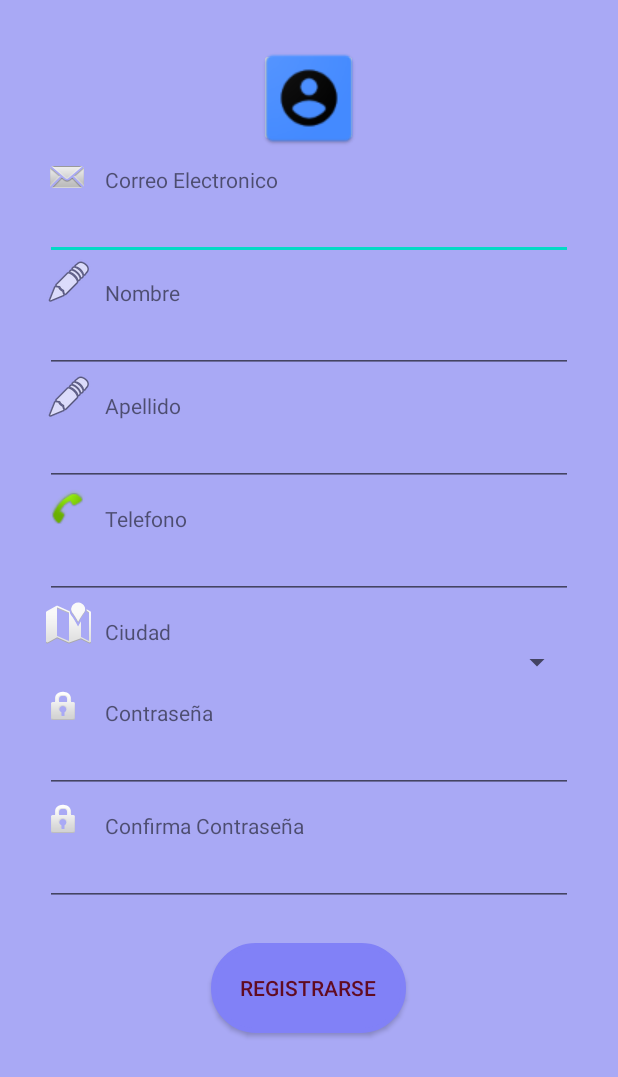
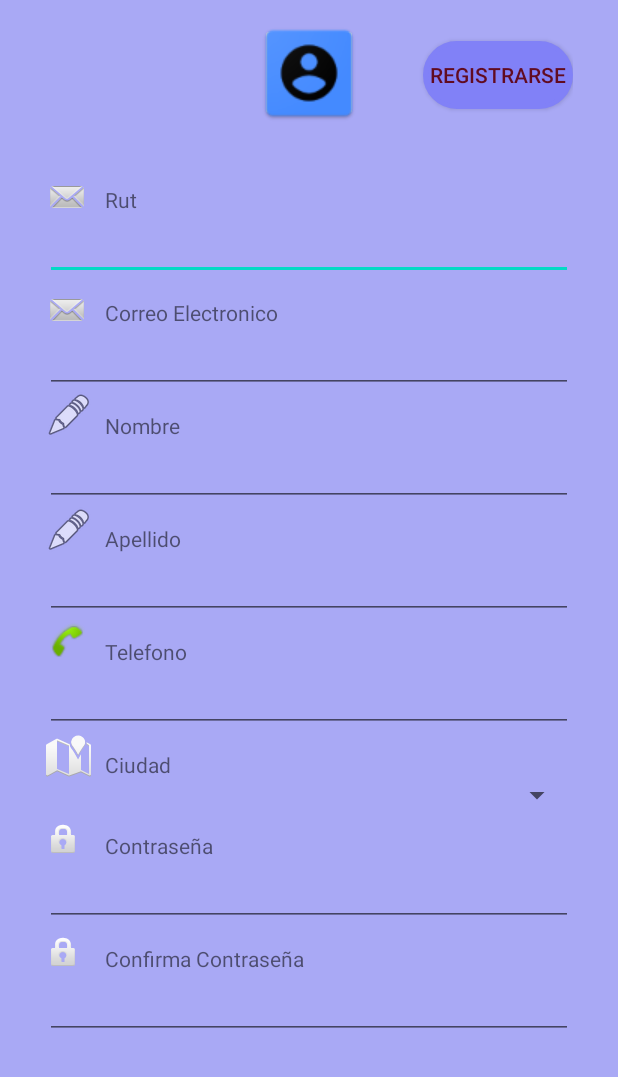
Before and after one commit to eldobal/tesis, an Android app: the register2Activity screen opened directly, with no data from a screen before it, on a phone screen of 412 x 824 dp. Shown: the top 1077 px of the screen. Run offline under Robolectric (Android 15) with nearby library versions, the phone set to English and light mode, and no system bars; libraries missing offline, so code that uses them is left out: cn.pedant.

Commit message:
diseño register xml
se ajusto el diseño de vista de la pantalla registrarse

```diff
--- /dev/null
+++ b/app/src/main/res/drawable/colorsroll.xml
@@ -0,0 +1,10 @@
+<?xml version="1.0" encoding="utf-8"?>
+<shape xmlns:android="http://schemas.android.com/apk/res/android" >
+
+    <solid android:color="@android:color/holo_red_dark" />
+
+    <corners android:radius="5dp" />
+
+    <size android:width="7dp" />
+
+</shape>
--- a/app/src/main/res/layout/activity_register2.xml
+++ b/app/src/main/res/layout/activity_register2.xml
@@ -8,50 +8,97 @@
     tools:context=".register2Activity">
 
 
-
-
     <LinearLayout
         android:layout_width="match_parent"
         android:layout_height="match_parent"
-        android:orientation="vertical"
-        tools:layout_editor_absoluteX="0dp"
-        tools:layout_editor_absoluteY="0dp">
+        android:orientation="vertical">
+
+
+
+        <RelativeLayout
+            android:layout_width="match_parent"
+            android:layout_height="66dp"
+            android:layout_marginTop="15dp"
+            android:layout_marginRight="30dp"
+            android:layout_marginLeft="30dp">
+
+            <ImageButton
+                android:id="@+id/imgperfil"
+                android:layout_width="65dp"
+                android:layout_height="66dp"
+                android:layout_centerHorizontal="true"
+                android:src="@drawable/ic_launcher" />
+
+
+                <Button
+                    android:id="@+id/registrarse"
+                    android:layout_width="100dp"
+                    android:layout_height="45dp"
+                    android:layout_alignParentRight="true"
+                    android:layout_marginTop="12dp"
+                    android:background="@drawable/botonripple"
+                    android:text="Registrarse"
+                    android:textColor="@drawable/botonpressed" />
+
+
+
+        </RelativeLayout>
 
 
         <RelativeLayout
             android:layout_width="match_parent"
             android:layout_height="match_parent"
             android:layout_marginLeft="30dp"
-            android:layout_marginTop="10pt"
-            android:layout_marginRight="30dp"
-            android:layout_marginBottom="30dp"
-            >
+            android:layout_marginTop="30dp"
+            android:layout_marginBottom="50dp"
+            android:layout_marginRight="30dp">
+
+
+            <ScrollView
+                android:layout_width="match_parent"
+                android:layout_height="match_parent"
+
+                android:scrollbarThumbVertical="@drawable/colorsroll">
+
+                <RelativeLayout
+                    android:layout_width="match_parent"
+                    android:layout_height="wrap_content">
+
+                    //rut
+
+                    <TextView
+                        android:id="@+id/textView9"
+                        android:layout_width="wrap_content"
+                        android:layout_height="wrap_content"
+
+                        android:layout_marginLeft="40dp"
+                        android:layout_marginTop="12dp"
+                        android:text="Rut" />
+
 
                     <ImageView
-                android:layout_below="@id/password"
-                android:id="@+id/imageView7"
+                        android:id="@+id/imgrut"
                         android:layout_width="wrap_content"
                         android:layout_height="wrap_content"
+
                         android:layout_marginTop="5dp"
-                app:srcCompat="@android:drawable/ic_lock_idle_lock" />
+                        app:srcCompat="@android:drawable/sym_action_email" />
 
-            <ImageButton
-                android:layout_marginTop="10dp"
-                android:id="@+id/imgperfil"
-                android:layout_width="66dp"
-                android:layout_height="66dp"
-                android:layout_centerHorizontal="true"
-                android:layout_marginRight="50dp"
-                android:clickable="true"
+                    <EditText
+                        android:id="@+id/rut"
+                        android:layout_width="match_parent"
+                        android:layout_height="wrap_content"
 
-                android:src="@drawable/ic_launcher" />
-
+                        android:layout_marginTop="30dp"
+                        android:ems="10"
+                        android:inputType="textPersonName"
+                        android:text="" />
 
                     <TextView
                         android:id="@+id/textView"
                         android:layout_width="wrap_content"
                         android:layout_height="wrap_content"
-                android:layout_below="@id/imgperfil"
+                        android:layout_below="@id/rut"
                         android:layout_marginLeft="40dp"
                         android:layout_marginTop="12dp"
                         android:text="Correo Electronico" />
@@ -60,7 +107,7 @@
                         android:id="@+id/imageView"
                         android:layout_width="wrap_content"
                         android:layout_height="wrap_content"
-                android:layout_below="@id/imgperfil"
+                        android:layout_below="@id/rut"
                         android:layout_marginTop="5dp"
                         app:srcCompat="@android:drawable/sym_action_email" />
 
@@ -69,15 +116,11 @@
                         android:layout_width="match_parent"
 
                         android:layout_height="wrap_content"
-                android:layout_below="@+id/imgperfil"
+                        android:layout_below="@+id/rut"
                         android:layout_marginTop="30dp"
                         android:ems="10"
                         android:inputType="textPersonName"
                         android:text="" />
-
-
-
-
 
 
                     <ImageView
@@ -89,11 +132,11 @@
                         app:srcCompat="@android:drawable/ic_lock_idle_lock" />
 
                     <TextView
-                android:layout_marginLeft="40dp"
                         android:id="@+id/textView2"
                         android:layout_width="wrap_content"
                         android:layout_height="wrap_content"
                         android:layout_below="@+id/spinner"
+                        android:layout_marginLeft="40dp"
                         android:layout_marginTop="12dp"
                         android:text="Contraseña" />
 
@@ -107,22 +150,21 @@
                         android:inputType="textPassword" />
 
 
-
                     <TextView
-                android:layout_marginTop="12dp"
-                android:layout_marginLeft="40dp"
-                android:layout_below="@+id/email"
                         android:id="@+id/textView3"
                         android:layout_width="wrap_content"
                         android:layout_height="wrap_content"
+                        android:layout_below="@+id/email"
+                        android:layout_marginLeft="40dp"
+                        android:layout_marginTop="12dp"
                         android:text="Nombre" />
 
                     <EditText
-                android:layout_marginTop="30dp"
                         android:id="@+id/nombre"
-                android:layout_below="@+id/email"
                         android:layout_width="match_parent"
                         android:layout_height="wrap_content"
+                        android:layout_below="@+id/email"
+                        android:layout_marginTop="30dp"
                         android:ems="10"
                         android:inputType="textPersonName"
                         android:text="" />
@@ -136,64 +178,48 @@
                         app:srcCompat="@android:drawable/ic_menu_edit" />
 
 
-
-
-            <Button
-                android:id="@+id/registrarse"
-                android:layout_width="130dp"
-                android:layout_height="60dp"
-                android:layout_below="@+id/password2"
-                android:layout_centerInParent="true"
-                android:layout_centerHorizontal="true"
-                android:layout_marginTop="11pt"
-                android:layout_marginBottom="6pt"
-                android:background="@drawable/botonripple"
-                android:text="Registrarse"
-                android:textColor="@drawable/botonpressed" />
-
-
                     <ImageView
-                android:layout_below="@id/nombre"
                         android:id="@+id/imageView2"
                         android:layout_width="wrap_content"
                         android:layout_height="wrap_content"
+                        android:layout_below="@id/nombre"
                         app:srcCompat="@android:drawable/ic_menu_edit" />
 
                     <EditText
-                android:layout_marginTop="30dp"
-                android:layout_below="@+id/nombre"
                         android:id="@+id/apellido"
                         android:layout_width="match_parent"
                         android:layout_height="wrap_content"
+                        android:layout_below="@+id/nombre"
+                        android:layout_marginTop="30dp"
                         android:ems="10"
                         android:inputType="textPersonName"
                         android:text="" />
 
                     <TextView
-                android:layout_marginTop="12dp"
-                android:layout_below="@id/nombre"
-                android:layout_marginLeft="40dp"
                         android:id="@+id/textView5"
                         android:layout_width="wrap_content"
                         android:layout_height="wrap_content"
+                        android:layout_below="@id/nombre"
+                        android:layout_marginLeft="40dp"
+                        android:layout_marginTop="12dp"
                         android:text="Apellido" />
 
                     <TextView
-                android:layout_marginLeft="40dp"
-                android:layout_marginTop="12dp"
-                android:layout_below="@+id/apellido"
                         android:id="@+id/textView6"
                         android:layout_width="wrap_content"
                         android:layout_height="wrap_content"
+                        android:layout_below="@+id/apellido"
+                        android:layout_marginLeft="40dp"
+                        android:layout_marginTop="12dp"
                         android:text="Telefono" />
 
                     <EditText
 
-                android:layout_marginTop="30dp"
-                android:layout_below="@+id/apellido"
                         android:id="@+id/telefono"
                         android:layout_width="match_parent"
                         android:layout_height="wrap_content"
+                        android:layout_below="@+id/apellido"
+                        android:layout_marginTop="30dp"
                         android:ems="10"
                         android:inputType="phone" />
 
@@ -205,69 +231,66 @@
                         app:srcCompat="@android:drawable/stat_sys_phone_call" />
 
 
-
-
-
                     <Spinner
-                android:layout_marginTop="30dp"
-                android:layout_below="@+id/telefono"
                         android:id="@+id/spinner"
                         android:layout_width="match_parent"
                         android:layout_height="wrap_content"
-                />
+                        android:layout_below="@+id/telefono"
+                        android:layout_marginTop="30dp" />
 
                     <TextView
-                android:layout_marginLeft="40dp"
-                android:layout_marginTop="12dp"
-                android:layout_below="@+id/telefono"
                         android:id="@+id/textView7"
                         android:layout_width="wrap_content"
                         android:layout_height="wrap_content"
+                        android:layout_below="@+id/telefono"
+                        android:layout_marginLeft="40dp"
+                        android:layout_marginTop="12dp"
                         android:text="Ciudad" />
 
                     <ImageView
 
-                android:layout_below="@id/telefono"
                         android:id="@+id/imageView6"
                         android:layout_width="wrap_content"
                         android:layout_height="wrap_content"
+                        android:layout_below="@id/telefono"
                         app:srcCompat="@android:drawable/ic_dialog_map" />
 
+
+                    <ImageView
+                        android:id="@+id/imageView7"
+                        android:layout_width="wrap_content"
+                        android:layout_height="wrap_content"
+                        android:layout_below="@id/password"
+                        android:layout_marginTop="5dp"
+                        app:srcCompat="@android:drawable/ic_lock_idle_lock" />
+
                     <TextView
-                android:layout_marginTop="12dp"
-                android:layout_marginLeft="40dp"
-                android:layout_below="@id/password"
                         android:id="@+id/textView8"
                         android:layout_width="wrap_content"
                         android:layout_height="wrap_content"
+                        android:layout_below="@id/password"
+                        android:layout_marginLeft="40dp"
+                        android:layout_marginTop="12dp"
                         android:text="Confirma Contraseña" />
 
                     <EditText
-                android:layout_marginTop="30dp"
-                android:layout_below="@+id/password"
                         android:id="@+id/password2"
                         android:layout_width="match_parent"
                         android:layout_height="wrap_content"
+                        android:layout_below="@+id/password"
+                        android:layout_marginTop="30dp"
                         android:ems="10"
                         android:inputType="textPassword" />
 
 
-        </RelativeLayout
+                </RelativeLayout>
+            </ScrollView>
+        </RelativeLayout>
 
-            >
-
-        <TextView
-            android:id="@+id/textView4"
-            android:layout_width="match_parent"
-            android:layout_height="wrap_content"
-            android:text="Telefono" />
 
 
     </LinearLayout>
 
 
 
-
-
-
 </androidx.constraintlayout.widget.ConstraintLayout>
```
Lines whose indentation alone changed are shown as unchanged.
